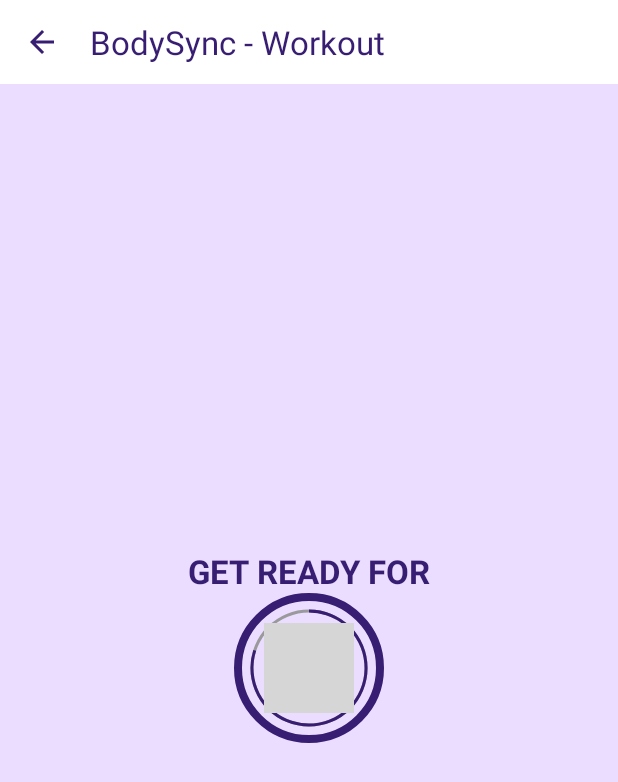
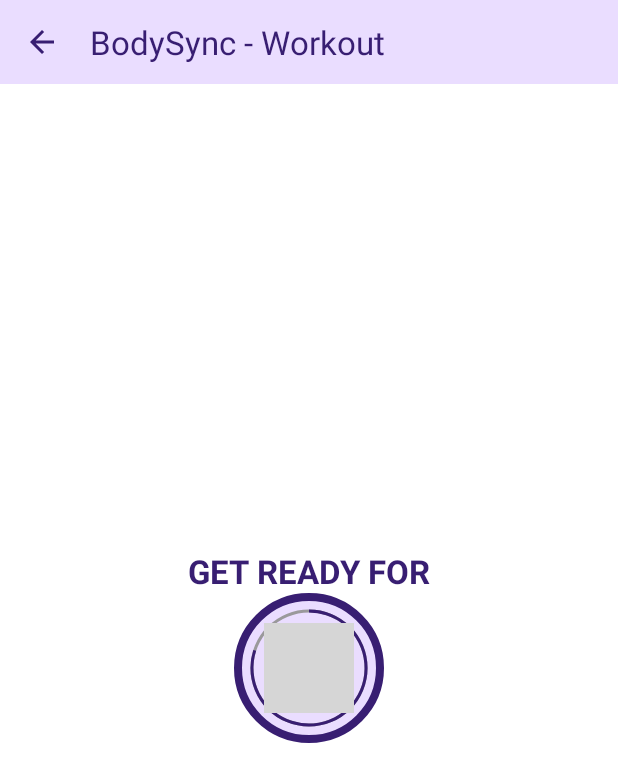
Before and after one commit to harshsingh-io/BodySync, an Android app: the ExerciseActivity screen opened directly, with no data from a screen before it, on a phone screen of 412 x 824 dp. Shown: the top 782 px of the screen. Run offline under Robolectric (Android 15) with nearby library versions, the phone set to English and light mode, and no system bars; grey boxes are pictures that could not be loaded.

Commit message:
Added Exercise Model Functionality

```diff
--- /dev/null
+++ b/app/src/main/java/com/example/bodysync_workout/Constants.kt
@@ -0,0 +1,45 @@
+package com.example.bodysync_workout
+
+object Constants {
+    fun defaultExerciseList(): ArrayList<ExerciseModel> {
+        val exerciseList = ArrayList<ExerciseModel>()
+        val backwardAbdominalStretch = ExerciseModel(1, "Backward Abdominal Stretch", R.drawable.ic_backwards_abdominal_stretch, false, false,)
+        val bodyWeightTricepsExtension = ExerciseModel(2, "Body-Weight Triceps Extension", R
+            .drawable
+            .ic_bodyweight_triceps_extension, false, false,)
+        val birdDog = ExerciseModel(3, "Bird Dog", R.drawable
+            .ic_bird_dog_v2, false, false,)
+        val childPose = ExerciseModel(4, "Child Pose", R.drawable
+            .ic_child_pose, false, false,)
+        val cobraPushUps = ExerciseModel(5, "Cobra Push-Ups", R.drawable
+            .ic_cobra_push_up, false, false,)
+        val elbowsBackStretch = ExerciseModel(6, "Elbow Back Stretch", R.drawable
+            .ic_elbows_back_stretch, false, false,)
+        val gobletKettleBellSquat = ExerciseModel(7, "Goblet Kettle-Bell Squat", R.drawable
+            .ic_goblet_kettlebell_squat, false, false,)
+        val kneeToChestStretch = ExerciseModel(8, "Knee To Chest Stretch", R.drawable
+            .ic_knee_to_chest_stretch, false, false,)
+        val legsHandReachSpineStretch = ExerciseModel(9, "Legs-Hand Reach Spine Stretch", R.drawable
+            .ic_legs_hand_reach_spine_stretch, false, false,)
+        val lunge = ExerciseModel(10, "Lunges", R.drawable
+            .ic_lunge, false, false,)
+        val lyingProneAbdominalStretch = ExerciseModel(11, "Lying Prone Abdominal Stretch", R
+            .drawable
+            .ic_lying_prone_abdominal_stretch_side_pov, false, false,)
+        val plyoSideLungeStretch = ExerciseModel(12, "Plyo Side Lunge Stretch", R.drawable
+            .ic_plyo_side_lunge_stretch, false, false,)
+        exerciseList.add(backwardAbdominalStretch)
+        exerciseList.add(bodyWeightTricepsExtension)
+        exerciseList.add(birdDog)
+        exerciseList.add(childPose)
+        exerciseList.add(cobraPushUps)
+        exerciseList.add(elbowsBackStretch)
+        exerciseList.add(gobletKettleBellSquat)
+        exerciseList.add(kneeToChestStretch)
+        exerciseList.add(legsHandReachSpineStretch)
+        exerciseList.add(lunge)
+        exerciseList.add(lyingProneAbdominalStretch)
+        exerciseList.add(plyoSideLungeStretch)
+        return exerciseList
+    }
+}
--- a/app/src/main/res/layout/activity_exercise.xml
+++ b/app/src/main/res/layout/activity_exercise.xml
@@ -5,13 +5,13 @@
     android:layout_width="match_parent"
     android:layout_height="match_parent"
     tools:context=".ExerciseActivity"
-    android:background="@color/background">
+    android:background="@color/white">
     <androidx.appcompat.widget.Toolbar
         android:id="@+id/toolbarExercise"
         android:layout_width="match_parent"
         android:layout_height="?android:attr/actionBarSize"
         android:theme="@style/ToolbarTheme"
-        android:background="@color/white"
+        android:background="@color/background"
         app:titleTextColor="@color/primary"
         app:layout_constraintTop_toTopOf="parent"
         />
@@ -26,11 +26,11 @@
         android:textStyle="bold"
         app:layout_constraintEnd_toEndOf="parent"
         app:layout_constraintStart_toStartOf="parent"
-        app:layout_constraintBottom_toTopOf="@id/flProgressBar"
+        app:layout_constraintBottom_toTopOf="@id/flRestView"
         />
 
     <FrameLayout
-        android:id="@+id/flProgressBar"
+        android:id="@+id/flRestView"
         android:layout_width="100dp"
         android:layout_height="100dp"
         android:layout_marginTop="10dp"
@@ -64,7 +64,7 @@
                 android:id="@+id/tvTimer"
                 android:layout_width="wrap_content"
                 android:layout_height="wrap_content"
-                android:text="10"
+                android:text="@string/_10"
                 android:textColor="@color/background"
                 android:textSize="@dimen/default_button_text_size"
                 android:textStyle="bold" />
@@ -72,10 +72,10 @@
 
     </FrameLayout>
     <TextView
-        android:id="@+id/tvTitleExercise"
+        android:id="@+id/tvTitleExerciseName"
         android:layout_width="wrap_content"
         android:layout_height="wrap_content"
-        android:text="EXERCISE NAME"
+        android:text="@string/exercise_name"
         android:textSize="@dimen/default_button_text_size"
         android:textColor="@color/primary"
         android:visibility="invisible"
@@ -85,6 +85,16 @@
         app:layout_constraintBottom_toTopOf="@id/flProgressBarExercise"
         />
 
+    <pl.droidsonroids.gif.GifImageView
+        android:id="@+id/ivImage"
+        android:layout_width="match_parent"
+        android:layout_height="0dp"
+        android:src="@drawable/ic_lunge"
+        android:visibility="invisible"
+        app:layout_constraintBottom_toTopOf="@+id/tvTitleExerciseName"
+        app:layout_constraintEnd_toEndOf="parent"
+        app:layout_constraintStart_toStartOf="parent"
+        app:layout_constraintTop_toTopOf="@+id/toolbarExercise" />
     <FrameLayout
         android:id="@+id/flProgressBarExercise"
         android:layout_width="100dp"
@@ -95,7 +105,7 @@
         app:layout_constraintEnd_toEndOf="parent"
         app:layout_constraintStart_toStartOf="parent"
         android:visibility="invisible"
-        app:layout_constraintTop_toBottomOf="@id/flProgressBar">
+        app:layout_constraintTop_toBottomOf="@id/flRestView">
 
         <ProgressBar
             android:id="@+id/progressBarExercise"
@@ -121,7 +131,7 @@
                 android:id="@+id/tvTimerExercise"
                 android:layout_width="wrap_content"
                 android:layout_height="wrap_content"
-                android:text="30"
+                android:text="@string/_30"
                 android:textColor="@color/background"
                 android:textSize="@dimen/default_button_text_size"
                 android:textStyle="bold" />
--- a/app/src/main/res/values/strings.xml
+++ b/app/src/main/res/values/strings.xml
@@ -3,4 +3,7 @@
     <string name="start">START</string>
     <string name="starting_page_logo">Starting Page Logo</string>
     <string name="get_ready_for">GET READY FOR</string>
+    <string name="exercise_name">EXERCISE NAME</string>
+    <string name="_10">10</string>
+    <string name="_30">30</string>
 </resources>
```
Also changed, not shown: app/src/main/java/com/example/bodysync_workout/ExerciseActivity.kt (+31 -8 lines), app/src/main/java/com/example/bodysync_workout/ExerciseModel.kt (+45 -1 lines).
